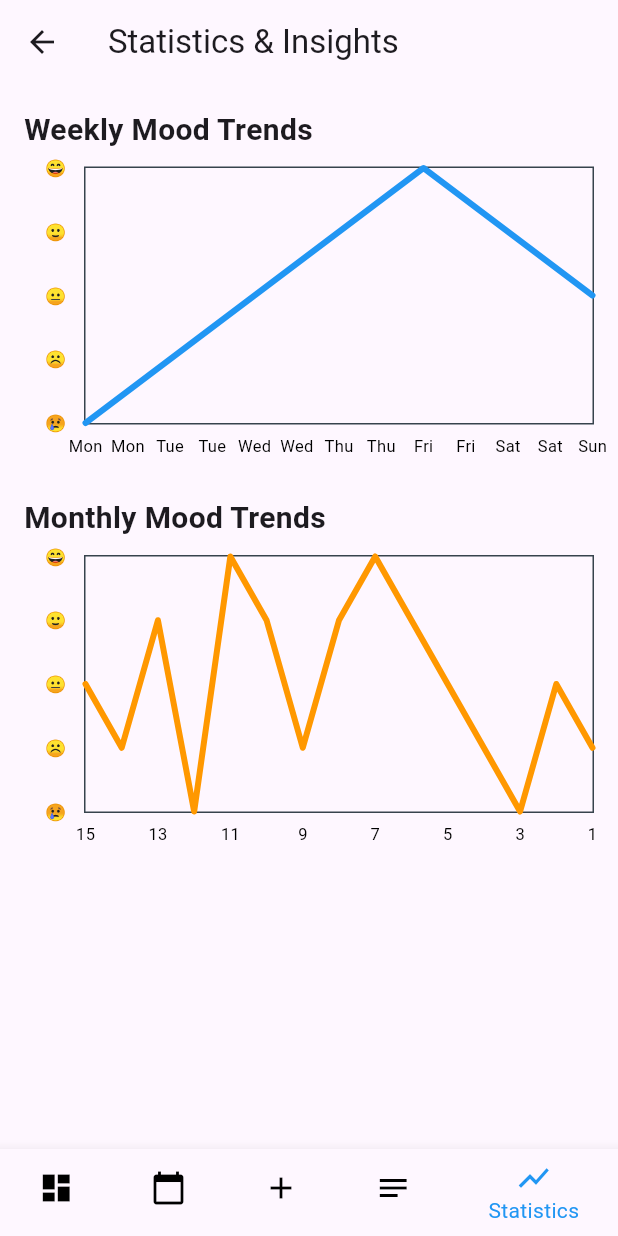
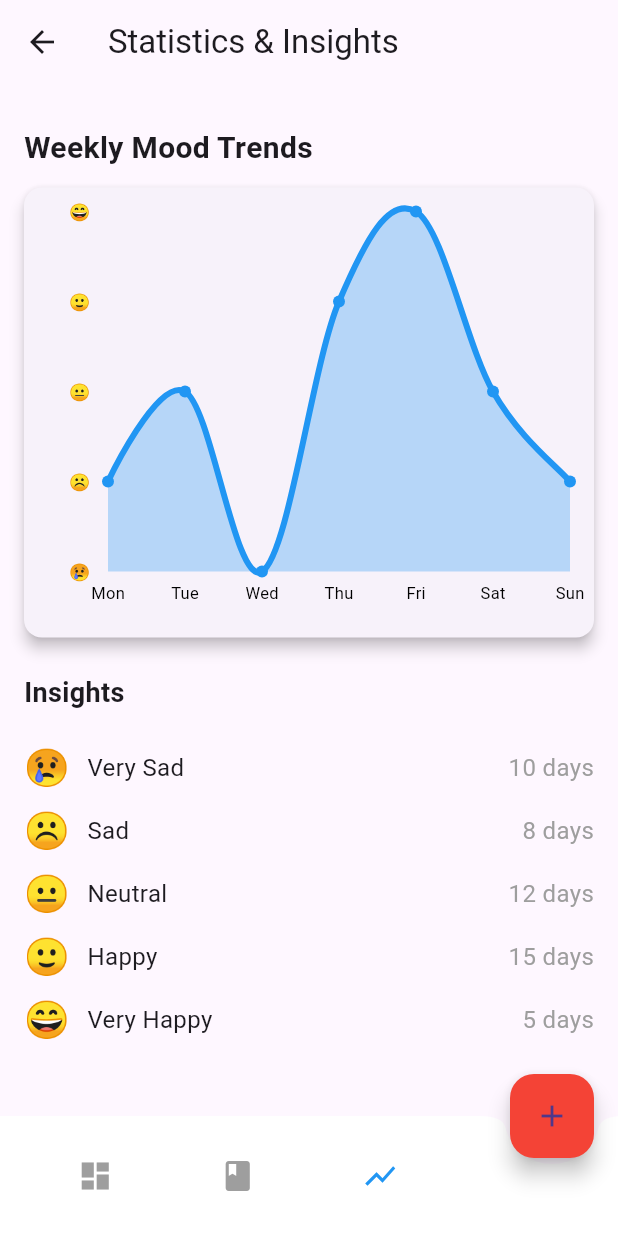
Before and after one commit to kazi-farzan/MemoRise-SelfGrowth-tracker, a Flutter app: the StatisticsScreen screen opened by its route, on a phone screen of 412 x 824 dp. Run offline on Flutter 3.47's test engine with Material 3 defaults, Android fonts, the phone set to English and light mode, and no system bars; drawn by our look-alikes of fl_chart; our stand-ins replace flutter_svg, sqflite, sqflite_common_ffi, table_calendar; accounts and stored records are empty.

Commit message:
Completed UI

```diff
--- a/lib/screens/statistics_screen.dart
+++ b/lib/screens/statistics_screen.dart
@@ -3,7 +3,7 @@ import 'package:fl_chart/fl_chart.dart';
 
 class StatisticsScreen extends StatelessWidget {
   final List<String> weekDays = ['Mon', 'Tue', 'Wed', 'Thu', 'Fri', 'Sat', 'Sun'];
-  final List<String> last15Days = List<String>.generate(15, (i) => (15 - i).toString());
+  final List<String> last15Days = List<String>.generate(15, (i) => (i + 1).toString());
   final List<String> moodEmojis = ['😢', '☹️', '😐', '🙂', '😄']; // Reversed order
   final List<String> moodLabels = ['Very Sad', 'Sad', 'Neutral', 'Happy', 'Very Happy']; // Reversed order
 
@@ -18,13 +18,60 @@ class StatisticsScreen extends StatelessWidget {
         child: Column(
           crossAxisAlignment: CrossAxisAlignment.stretch,
           children: [
-            Text(
-              'Weekly Mood Trends',
+            _buildSectionTitle('Weekly Mood Trends'),
+            _buildLineChart(weekDays, [1, 2, 0, 3, 4, 2, 1], Colors.blue, xLabels: ['Mon', 'Tue', 'Wed', 'Thu', 'Fri', 'Sat', 'Sun'],), // New example data
+            _buildInsights([10, 8, 12, 15, 5]), // Example data, adjust as per your logic
+
+            SizedBox(height: 20.0),
+
+            _buildSectionTitle('Monthly Mood Trends'),
+            _buildLineChart(
+              last15Days,
+              [2, 3, 1, 4, 3, 2, 1, 3, 4, 3, 2, 1, 4, 3, 2],
+              Colors.green,
+              flipXAxis: true,
+              xLabels: ['1', '3', '6', '9', '12', '15'],
+            ), // Example data, adjust as per your logic
+            _buildInsights([20, 15, 10, 5, 3]), // Example data, adjust as per your logic
+          ],
+        ),
+      ),
+      floatingActionButton: FloatingActionButton(
+        onPressed: () {
+          Navigator.pushNamed(context, '/mood_entry');
+        },
+        backgroundColor: Colors.red,
+        child: Icon(Icons.add),
+      ),
+      floatingActionButtonLocation: FloatingActionButtonLocation.endDocked,
+      bottomNavigationBar: FSKNavbar(),
+    );
+  }
+
+  Widget _buildSectionTitle(String title) {
+    return Padding(
+      padding: const EdgeInsets.symmetric(vertical: 12.0),
+      child: Text(
+        title,
         style: TextStyle(fontSize: 20.0, fontWeight: FontWeight.bold),
       ),
-            SizedBox(height: 10.0),
-            Container(
-              height: 200.0,
+    );
+  }
+
+  Widget _buildLineChart(
+      List<String> bottomTitles,
+      List<double> data,
+      Color color, {
+        bool flipXAxis = false,
+        List<String> xLabels = const [], // Provide a default empty list
+      }) {
+    return Card(
+      elevation: 4,
+      shape: RoundedRectangleBorder(borderRadius: BorderRadius.circular(12)),
+      margin: EdgeInsets.only(bottom: 16),
+      child: Container(
+        padding: EdgeInsets.all(16),
+        height: 300.0,
         child: LineChart(
           LineChartData(
             gridData: FlGridData(show: false),
@@ -32,162 +79,144 @@ class StatisticsScreen extends StatelessWidget {
               bottomTitles: SideTitles(
                 showTitles: true,
                 getTitles: (value) {
-                        return weekDays[value.toInt()];
+                  int index = flipXAxis
+                      ? (bottomTitles.length - 1 - value.toInt())
+                      : value.toInt();
+                  if (index < 0 || index >= bottomTitles.length) return '';
+                  String label = bottomTitles[index];
+                  return xLabels.contains(label) ? label : '';
                 },
+                interval: 1,
               ),
               leftTitles: SideTitles(
                 showTitles: true,
                 getTitles: (value) {
+                  if (value.toInt() >= 0 && value.toInt() < moodEmojis.length) {
                     return moodEmojis[value.toInt()];
+                  }
+                  return '';
                 },
+                interval: 1,
                 reservedSize: 28,
                 margin: 12,
               ),
+              topTitles: SideTitles(showTitles: false),
+              rightTitles: SideTitles(showTitles: false),
             ),
             borderData: FlBorderData(
-                    show: true,
-                    border: Border.all(color: const Color(0xff37434d), width: 1),
+              show: false, // Remove the border outline
             ),
             minX: 0,
-                  maxX: 6,
+            maxX: bottomTitles.length.toDouble() - 1,
             minY: 0,
             maxY: 4,
             lineBarsData: [
               LineChartBarData(
-                      spots: [
-                        FlSpot(0, 0), // Monday - Very Sad
-                        FlSpot(1, 1), // Tuesday - Sad
-                        FlSpot(2, 2), // Wednesday - Neutral
-                        FlSpot(3, 3), // Thursday - Happy
-                        FlSpot(4, 4), // Friday - Very Happy
-                        FlSpot(5, 3), // Saturday - Happy
-                        FlSpot(6, 2), // Sunday - Neutral
-                      ],
-                      isCurved: false, // Use sharp points instead of curves
-                      colors: [Colors.blue],
+                spots: List.generate(data.length, (index) => FlSpot(index.toDouble(), data[index])),
+                isCurved: true, // Use curves instead of sharp points
+                colors: [color],
                 barWidth: 4,
                 isStrokeCapRound: true,
-                      dotData: FlDotData(show: false),
-                      belowBarData: BarAreaData(show: false),
+                dotData: FlDotData(show: true),
+                belowBarData: BarAreaData(
+                  show: true, // Show area below the line
+                  colors: [color.withOpacity(0.3)], // Use semi-transparent color for the area
+                ),
               ),
             ],
           ),
         ),
       ),
-            SizedBox(height: 20.0),
-            Text(
-              'Monthly Mood Trends',
-              style: TextStyle(fontSize: 20.0, fontWeight: FontWeight.bold),
-            ),
-            SizedBox(height: 10.0),
-            Container(
-              height: 200.0,
-              child: LineChart(
-                LineChartData(
-                  gridData: FlGridData(show: false),
-                  titlesData: FlTitlesData(
-                    bottomTitles: SideTitles(
-                      showTitles: true,
-                      getTitles: (value) {
-                        return last15Days[value.toInt()];
-                      },
-                    ),
-                    leftTitles: SideTitles(
-                      showTitles: true,
-                      getTitles: (value) {
-                        return moodEmojis[value.toInt()];
-                      },
-                      reservedSize: 28,
-                      margin: 12,
+    );
+  }
+
+  Widget _buildInsights(List<int> moodCounts) {
+    return Column(
+      crossAxisAlignment: CrossAxisAlignment.stretch,
+      children: [
+        Padding(
+          padding: const EdgeInsets.symmetric(vertical: 8.0),
+          child: Text(
+            'Insights',
+            style: TextStyle(fontSize: 18.0, fontWeight: FontWeight.bold),
           ),
         ),
-                  borderData: FlBorderData(
-                    show: true,
-                    border: Border.all(color: const Color(0xff37434d), width: 1),
+        SizedBox(height: 8),
+        Column(
+          children: List.generate(moodCounts.length, (index) {
+            String emoji = moodEmojis[index];
+            String label = moodLabels[index];
+            int count = moodCounts[index];
+            String dayText = count == 1 ? 'day' : 'days';
+
+            return Padding(
+              padding: const EdgeInsets.symmetric(vertical: 4.0),
+              child: Row(
+                children: [
+                  Text(
+                    emoji,
+                    style: TextStyle(fontSize: 24),
                   ),
-                  minX: 0,
-                  maxX: 14,
-                  minY: 0,
-                  maxY: 4,
-                  lineBarsData: [
-                    LineChartBarData(
-                      spots: [
-                        // Last 7 days same as weekly graph
-                        FlSpot(0, 2),  // 15 days ago - Neutral
-                        FlSpot(1, 1),  // 14 days ago - Happy
-                        FlSpot(2, 3),  // 13 days ago - Sad
-                        FlSpot(3, 0),  // 12 days ago - Very Happy
-                        FlSpot(4, 4),  // 11 days ago - Very Sad
-                        FlSpot(5, 3),  // 10 days ago - Happy
-                        FlSpot(6, 1),  // 9 days ago - Happy
-                        FlSpot(7, 3),  // 8 days ago - Sad
-                        FlSpot(8, 4),  // 7 days ago - Very Sad
-                        FlSpot(9, 3),  // 6 days ago - Happy
-                        FlSpot(10, 2), // 5 days ago - Neutral
-                        FlSpot(11, 1), // 4 days ago - Happy
-                        FlSpot(12, 0), // 3 days ago - Very Happy
-                        FlSpot(13, 2), // 2 days ago - Neutral
-                        FlSpot(14, 1), // 1 day ago - Happy
-                      ],
-                      isCurved: false, // Use sharp points instead of curves
-                      colors: [Colors.orange],
-                      barWidth: 4,
-                      isStrokeCapRound: true,
-                      dotData: FlDotData(show: false),
-                      belowBarData: BarAreaData(show: false),
+                  SizedBox(width: 12),
+                  Text(
+                    label,
+                    style: TextStyle(fontSize: 16),
+                  ),
+                  Spacer(),
+                  Text(
+                    '$count $dayText',
+                    style: TextStyle(fontSize: 16, color: Colors.grey),
                   ),
                 ],
               ),
+            );
+          }),
         ),
-            ),
+        SizedBox(height: 16),
       ],
-        ),
-      ),
-      bottomNavigationBar: BottomNavigationBar(
-        items: const <BottomNavigationBarItem>[
-          BottomNavigationBarItem(
-            icon: Icon(Icons.dashboard),
-            label: 'Dashboard',
-          ),
-          BottomNavigationBarItem(
-            icon: Icon(Icons.calendar_today),
-            label: 'Calendar',
-          ),
-          BottomNavigationBarItem(
-            icon: Icon(Icons.add),
-            label: 'Add Entry',
-          ),
-          BottomNavigationBarItem(
-            icon: Icon(Icons.notes),
-            label: 'Journal',
-          ),
-          BottomNavigationBarItem(
-            icon: Icon(Icons.show_chart),
-            label: 'Statistics',
-          ),
+    );
+  }
+}
+
+class FSKNavbar extends StatelessWidget {
+  @override
+  Widget build(BuildContext context) {
+    return BottomAppBar(
+      shape: CircularNotchedRectangle(),
+      color: Colors.white,
+      elevation: 10,
+      child: Row(
+        mainAxisAlignment: MainAxisAlignment.spaceAround,
+        children: [
+          _buildNavBarItem(Icons.dashboard, 'Profile', '/user_profile', context, false), // Highlighted
+          _buildNavBarItem(Icons.book, 'Journal', '/journal', context, false),
+          _buildNavBarItem(Icons.show_chart, 'Statistics', '/statistics', context, true),
+          SizedBox(width: 48), // Middle space for FAB
         ],
-        currentIndex: 4, // Current index of Statistics screen
-        selectedItemColor: Colors.blue, // Adjust color as needed
-        onTap: (int index) {
-          switch (index) {
-            case 0:
-              Navigator.pushNamed(context, '/dashboard');
-              break;
-            case 1:
-              Navigator.pushNamed(context, '/calendar_view');
-              break;
-            case 2:
-              Navigator.pushNamed(context, '/mood_entry');
-              break;
-            case 3:
-              Navigator.pushNamed(context, '/journal');
-              break;
-            case 4:
-            // Stay on Statistics screen
-              break;
-          }
-        },
       ),
     );
   }
+
+  Widget _buildNavBarItem(IconData icon, String label, String route, BuildContext context, bool highlighted) {
+    return IconButton(
+      icon: Icon(icon),
+      color: highlighted ? Colors.blue : Colors.grey,
+      onPressed: () {
+        Navigator.pushNamed(context, route);
+      },
+      tooltip: label,
+    );
   }
+}
+
+void main() {
+  runApp(MaterialApp(
+    title: 'Statistics App',
+    theme: ThemeData(primarySwatch: Colors.blue),
+    initialRoute: '/statistics',
+    routes: {
+      '/statistics': (context) => StatisticsScreen(),
+      // Add other routes as needed
+    },
+  ));
+}
```
Also changed, not shown: lib/main.dart (+6 -4 lines), lib/screens/journal_screen.dart (+41 -0 lines), lib/screens/user_profile_screen.dart (added, +238 -0 lines), pubspec.yaml (+7 -69 lines), assets/badges/consistency_king.svg (added), assets/badges/exercise_enthusiast.svg (added), assets/badges/first_entry.svg (added), assets/badges/meditation_master.svg (added), assets/badges/monthly_streak.svg (added), assets/badges/weekly_streak.svg (added), assets/user_icon.png (added), pubspec.lock. Lines whose indentation alone changed are shown as unchanged.
